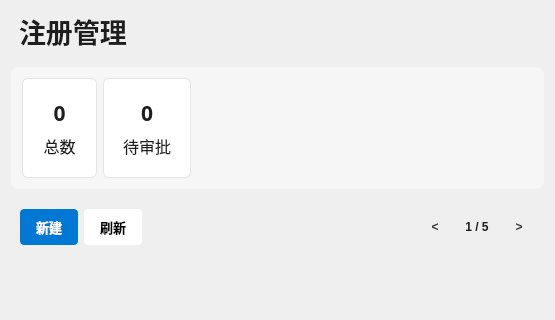
The window that view/RegisterCenter/checknewuser.ui (JunWang666/LabNexus) describes before a commit, drawn with Qt 5; both pictures show x 0 to 555 and y 0 to 320 of the 555 by 687 pixel window.
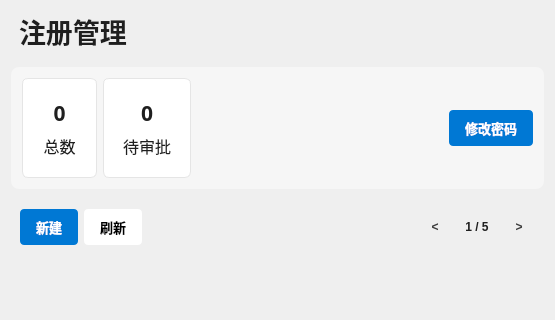
The same window after the commit.

Commit message: [优化] 用户管理：新增管理员修改用户密码界面及逻辑，完善学工号查找与密码更新功能，界面样式统一优化

```diff
--- a/view/RegisterCenter/checknewuser.ui
+++ b/view/RegisterCenter/checknewuser.ui
@@ -296,6 +296,36 @@
         </property>
        </spacer>
       </item>
+         <item>
+             <widget class="QPushButton" name="ChangePasswordButton">
+                 <property name="styleSheet">
+                     <string notr="true">/* ---- “新建”按钮 (主操作按钮) ---- */
+                         QPushButton {
+                         background-color: #0078D4;
+                         color: white;
+                         border: none;
+                         border-radius: 4px;
+                         padding: 8px 16px;
+                         font-weight: 600;
+                         font-size: 10pt;
+                         }
+
+                         QPushButton:hover { /* 鼠标悬停时 */
+                         background-color: #005FA8; /* 比默认蓝色稍深一点 */
+                         }
+
+                         QPushButton:pressed { /* 按钮按下时 */
+                         background-color: #004C8C; /* 更深的蓝色 */
+                         padding-top: 9px; /* 模拟下沉效果 */
+                         padding-bottom: 7px;
+                         }
+                     </string>
+                 </property>
+                 <property name="text">
+                     <string>修改密码</string>
+                 </property>
+             </widget>
+         </item>
      </layout>
     </widget>
    </item>
```
The commit also changes 9 other files.
